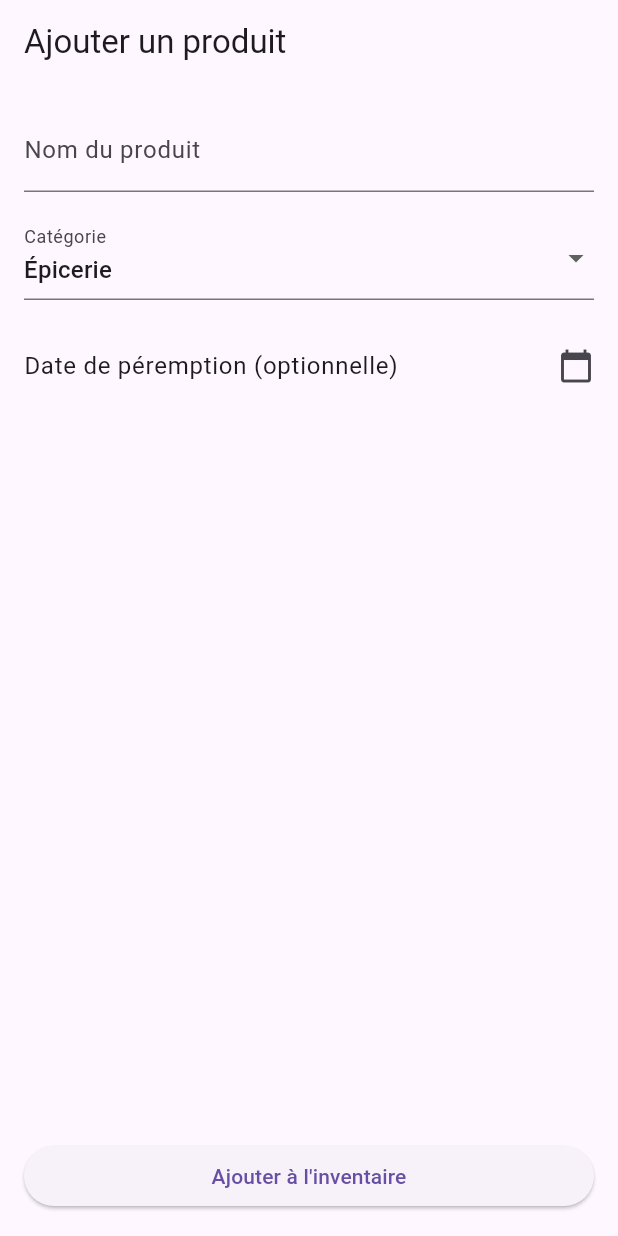
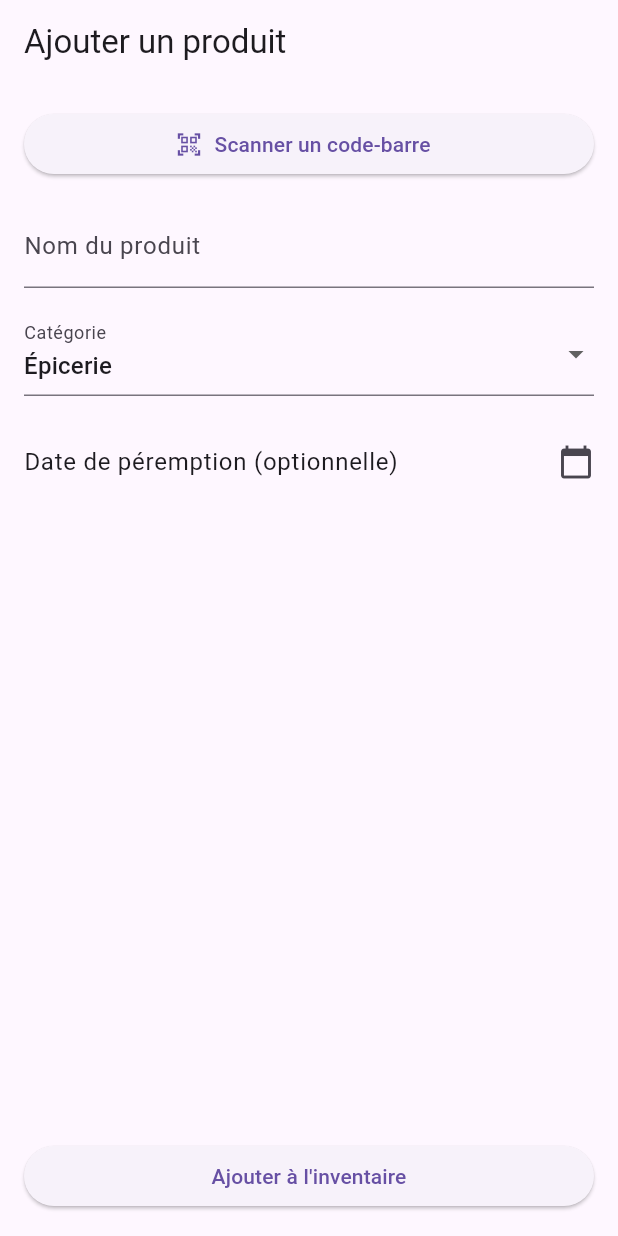
Before and after one commit to Miha976/anti_gaspi_app, a Flutter app: the AddProductScreen screen opened by its route, on a phone screen of 412 x 824 dp. Run offline on Flutter 3.47's test engine with Material 3 defaults, Android fonts, the phone set to English and light mode, and no system bars; our stand-ins replace drift, drift_flutter, go_router; missing offline and left inert: mobile_scanner; accounts and stored records are empty; generated files the repository leaves out were written again.

Commit message:
feat: scan code-barre et intégration Open Food Facts

```diff
--- a/lib/screens/add_product/add_product_screen.dart
+++ b/lib/screens/add_product/add_product_screen.dart
@@ -1,3 +1,5 @@
+import 'package:mobile_scanner/mobile_scanner.dart';
+import 'package:anti_gaspi_app/services/open_food_facts_service.dart';
 import 'package:flutter/material.dart';
 import 'package:provider/provider.dart';
 import 'package:drift/drift.dart' show Value;
@@ -15,6 +17,8 @@ class _AddProductScreenState extends State<AddProductScreen> {
   final _nameController = TextEditingController();
   DateTime? _expiryDate;
   String _selectedCategory = 'Épicerie';
+  bool _isScanning = false;
+  bool _isLoading = false;
 
   final List<String> _categories = [
     'Légumes',
@@ -30,6 +34,30 @@ class _AddProductScreenState extends State<AddProductScreen> {
   void dispose() {
     _nameController.dispose();
     super.dispose();
+  }
+
+  Future<void> _startScan() async {
+    setState(() => _isScanning = true);
+  }
+
+  void _onDetect(BarcodeCapture capture) async {
+    final barcode = capture.barcodes.firstOrNull?.rawValue;
+    if (barcode == null) return;
+
+    setState(() {
+      _isScanning = false;
+      _isLoading = true;
+    });
+
+    final result = await OpenFoodFactsService.fetchByBarcode(barcode);
+
+    setState(() {
+      _isLoading = false;
+      if (result != null) {
+        if (result.name != null) _nameController.text = result.name!;
+        if (result.category != null) _selectedCategory = result.category!;
+      }
+    });
   }
 
   Future<void> _pickExpiryDate() async {
@@ -49,7 +77,9 @@ class _AddProductScreenState extends State<AddProductScreen> {
 
     final db = context.read<AppDatabase>();
 
-    await db.into(db.products).insert(
+    await db
+        .into(db.products)
+        .insert(
           ProductsCompanion.insert(
             name: _nameController.text.trim(),
             category: _selectedCategory,
@@ -65,28 +95,68 @@ class _AddProductScreenState extends State<AddProductScreen> {
   Widget build(BuildContext context) {
     return Scaffold(
       appBar: AppBar(title: const Text('Ajouter un produit')),
-      body: Padding(
+      body: _isScanning
+          ? Stack(
+              children: [
+                MobileScanner(onDetect: _onDetect),
+                Positioned(
+                  top: 16,
+                  left: 16,
+                  child: IconButton(
+                    icon: const Icon(
+                      Icons.close,
+                      color: Colors.white,
+                      size: 32,
+                    ),
+                    onPressed: () => setState(() => _isScanning = false),
+                  ),
+                ),
+              ],
+            )
+          : Padding(
               padding: const EdgeInsets.all(16),
               child: Form(
                 key: _formKey,
                 child: Column(
                   crossAxisAlignment: CrossAxisAlignment.stretch,
                   children: [
+                    ElevatedButton.icon(
+                      onPressed: _isLoading ? null : _startScan,
+                      icon: _isLoading
+                          ? const SizedBox(
+                              width: 16,
+                              height: 16,
+                              child: CircularProgressIndicator(strokeWidth: 2),
+                            )
+                          : const Icon(Icons.qr_code_scanner),
+                      label: Text(
+                        _isLoading ? 'Recherche...' : 'Scanner un code-barre',
+                      ),
+                    ),
+                    const SizedBox(height: 16),
                     TextFormField(
                       controller: _nameController,
-                decoration: const InputDecoration(labelText: 'Nom du produit'),
+                      decoration: const InputDecoration(
+                        labelText: 'Nom du produit',
+                      ),
                       validator: (value) =>
-                    value == null || value.trim().isEmpty ? 'Champ obligatoire' : null,
+                          value == null || value.trim().isEmpty
+                          ? 'Champ obligatoire'
+                          : null,
                     ),
                     const SizedBox(height: 16),
                     DropdownButtonFormField<String>(
                       value: _selectedCategory,
                       decoration: const InputDecoration(labelText: 'Catégorie'),
                       items: _categories
-                    .map((cat) => DropdownMenuItem(value: cat, child: Text(cat)))
+                          .map(
+                            (cat) =>
+                                DropdownMenuItem(value: cat, child: Text(cat)),
+                          )
                           .toList(),
                       onChanged: (value) {
-                  if (value != null) setState(() => _selectedCategory = value);
+                        if (value != null)
+                          setState(() => _selectedCategory = value);
                       },
                     ),
                     const SizedBox(height: 16),
--- /dev/null
+++ b/lib/services/open_food_facts_service.dart
@@ -0,0 +1,50 @@
+import 'dart:convert';
+import 'package:http/http.dart' as http;
+
+class ProductResult {
+  final String? name;
+  final String? category;
+
+  ProductResult({this.name, this.category});
+}
+
+class OpenFoodFactsService {
+  static const _categoryMap = {
+    'en:vegetables': 'Légumes',
+    'en:fruits': 'Fruits',
+    'en:dairies': 'Produits laitiers',
+    'en:meats': 'Viandes et poissons',
+    'en:seafood': 'Viandes et poissons',
+    'en:beverages': 'Boissons',
+  };
+
+  static String _mapCategory(List<dynamic>? categories) {
+    if (categories == null) return 'Épicerie';
+    for (final cat in categories) {
+      final mapped = _categoryMap[cat];
+      if (mapped != null) return mapped;
+    }
+    return 'Épicerie';
+  }
+
+  static Future<ProductResult?> fetchByBarcode(String barcode) async {
+    try {
+      final url = Uri.parse(
+        'https://world.openfoodfacts.org/api/v2/product/$barcode?fields=product_name,categories_tags',
+      );
+      final response = await http.get(url);
+      if (response.statusCode != 200) return null;
+
+      final data = jsonDecode(response.body);
+      if (data['status'] != 1) return null;
+
+      final product = data['product'];
+      return ProductResult(
+        name: product['product_name'],
+        category: _mapCategory(product['categories_tags']),
+      );
+    } catch (_) {
+      return null;
+    }
+  }
+}
--- a/pubspec.yaml
+++ b/pubspec.yaml
@@ -16,6 +16,7 @@ dependencies:
   mobile_scanner: ^7.2.0
   path_provider: ^2.1.5
   provider: ^6.1.5+1
+  http: ^1.6.0
 
 dev_dependencies:
   flutter_test:
```
Also changed, not shown: pubspec.lock. Lines whose indentation alone changed are shown as unchanged.
